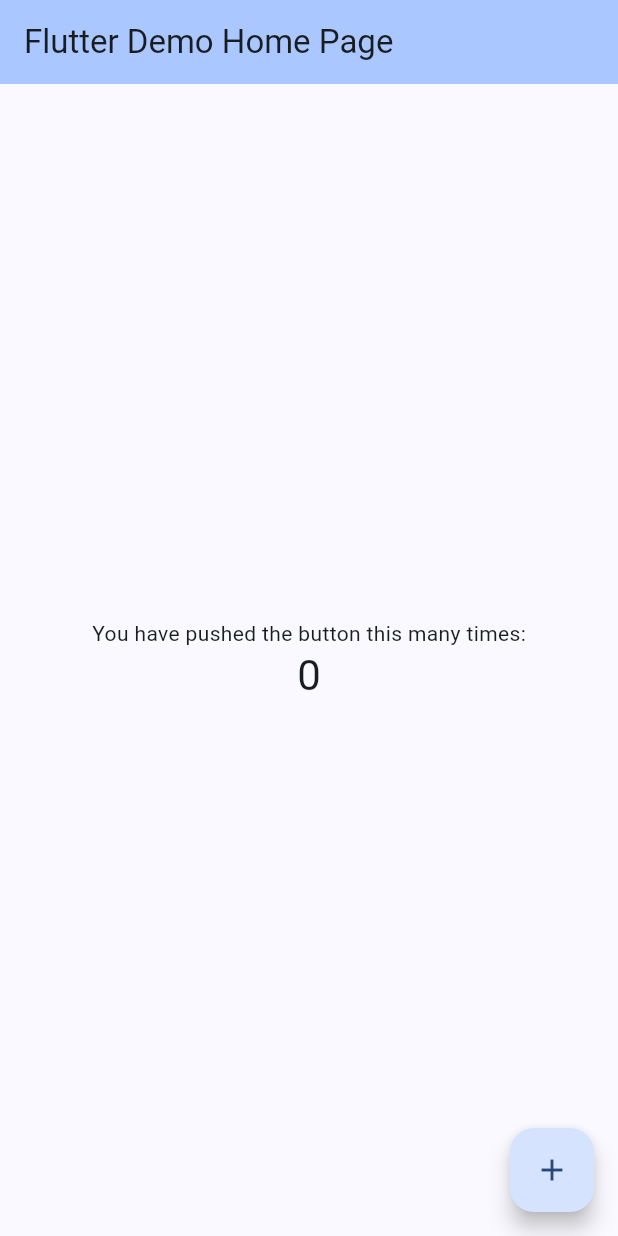
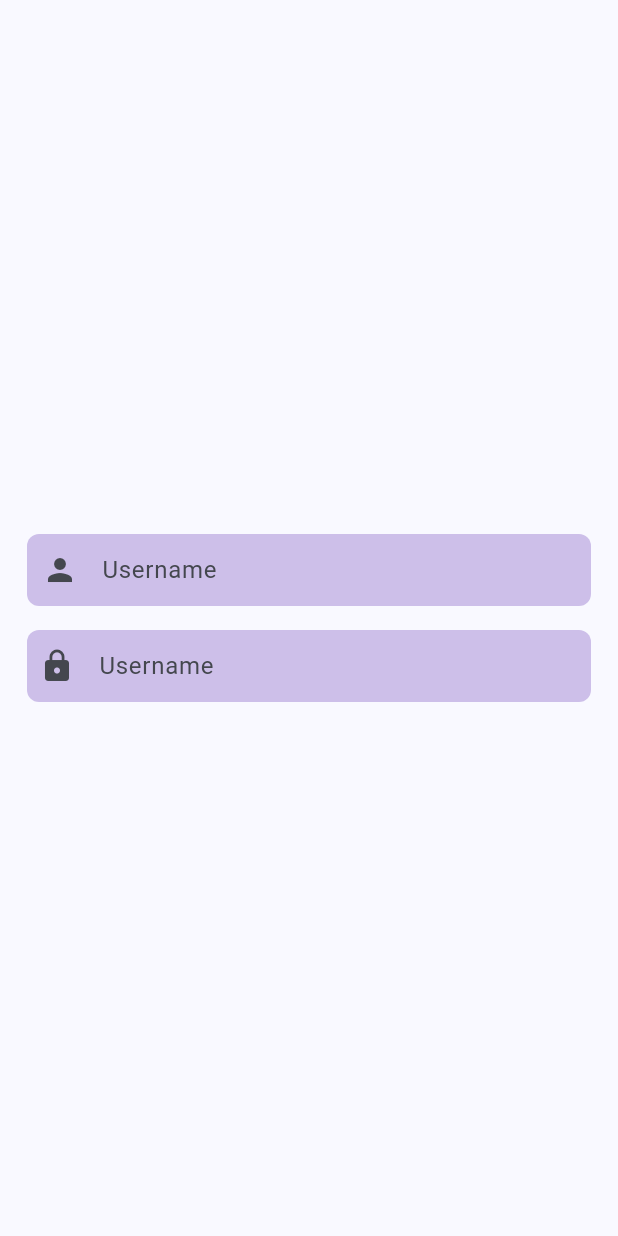
Before and after one commit to John-Cler/Proyecto, a Flutter app: the screen it shows after launch, on a phone screen of 412 x 824 dp. Run offline on Flutter 3.47's test engine with Material 3 defaults, Android fonts, the phone set to English and light mode, and no system bars.

Commit message:
Crear archivo login

```diff
--- a/flutter_application_1/lib/authServices.dart
+++ b/flutter_application_1/lib/authServices.dart
@@ -1,14 +1,14 @@
-import 'package:google_sign_in/google_sign_in.dart';
+// import 'package:google_sign_in/google_sign_in.dart';
 
-class AuthServices {
-  iniciarSesion() async {
-    final GooglecrearCuenta? gUser = await GoogleSignIn().signIn();
+// class AuthServices {
+//   iniciarSesion() async {
+//     final GooglecrearCuenta? gUser = await GoogleSignIn().signIn();
 
-    final GoogleAutenticaction gAuth = await gUser!;
+//     final GoogleAutenticaction gAuth = await gUser!;
 
-    final credencial = GoogleAuhtProvider.credencial(
-      accesToken: gAuth.accesToken,
-      idToken: gAuth.idToken,
-    );
-  }
-}
+//     final credencial = GoogleAuhtProvider.credencial(
+//       accesToken: gAuth.accesToken,
+//       idToken: gAuth.idToken,
+//     );
+//   }
+// }
--- /dev/null
+++ b/flutter_application_1/lib/login.dart
@@ -0,0 +1,56 @@
+import 'package:flutter/material.dart';
+
+class Login extends StatefulWidget {
+  const Login({super.key});
+
+  @override
+  State<Login> createState() => _LoginState();
+}
+
+class _LoginState extends State<Login> {
+  @override
+  Widget build(BuildContext context) {
+    return Scaffold(
+      body: Center(
+        child: SingleChildScrollView(
+          child: Padding(
+            padding: const EdgeInsets.all(10.0),
+            child: Column(
+              children: [
+                Container(
+                  margin: EdgeInsets.all(8),
+                  padding: const EdgeInsets.symmetric(horizontal: 10),
+                  decoration: BoxDecoration(
+                      borderRadius: BorderRadius.circular(8),
+                      color: Colors.deepPurple.withOpacity(.3)),
+                  child: TextFormField(
+                    decoration: InputDecoration(
+                      icon: Icon(Icons.person),
+                      border: InputBorder.none,
+                      hintText: "Username",
+                    ),
+                  ),
+                ), //Fin de container de user
+                //Inicio de container de password
+                Container(
+                  margin: EdgeInsets.all(8),
+                  padding: const EdgeInsets.symmetric(horizontal: 8),
+                  decoration: BoxDecoration(
+                      borderRadius: BorderRadius.circular(8),
+                      color: Colors.deepPurple.withOpacity(.3)),
+                  child: TextFormField(
+                    decoration: InputDecoration(
+                      icon: Icon(Icons.lock),
+                      border: InputBorder.none,
+                      hintText: "Username",
+                    ),
+                  ),
+                )
+              ],
+            ),
+          ),
+        ),
+      ),
+    );
+  }
+}
--- a/flutter_application_1/lib/main.dart
+++ b/flutter_application_1/lib/main.dart
@@ -1,4 +1,5 @@
 import 'package:flutter/material.dart';
+import 'package:flutter_application_1/login.dart';
 
 void main() {
   runApp(const MyApp());
@@ -17,7 +18,7 @@ class MyApp extends StatelessWidget {
             ColorScheme.fromSeed(seedColor: Color.fromARGB(255, 35, 106, 198)),
         useMaterial3: true,
       ),
-      home: const MyHomePage(title: 'Flutter Demo Home Page'),
+      home: const Login(), //MyHomePage(title: 'Flutter Demo Home Page'),
     );
   }
 }
```
